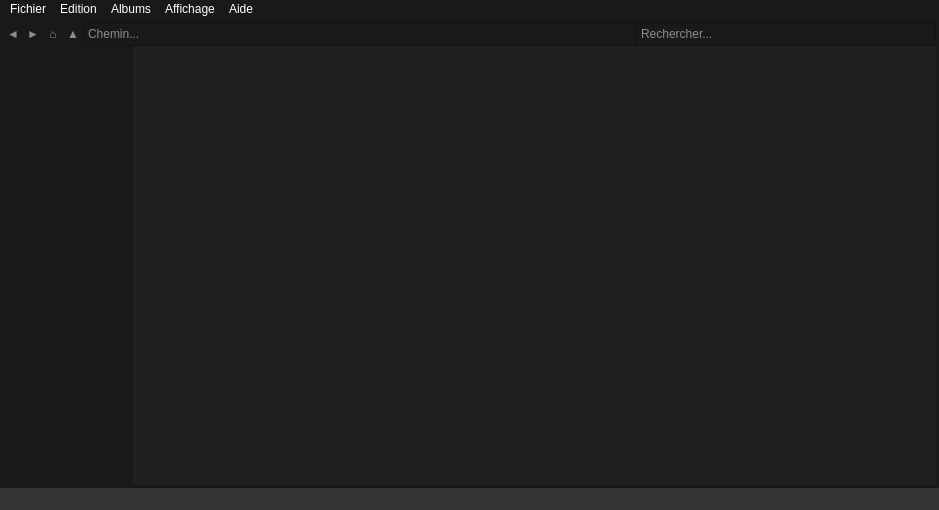
Old version of the form mainwindow.ui in the repository ForestierL/ihm.
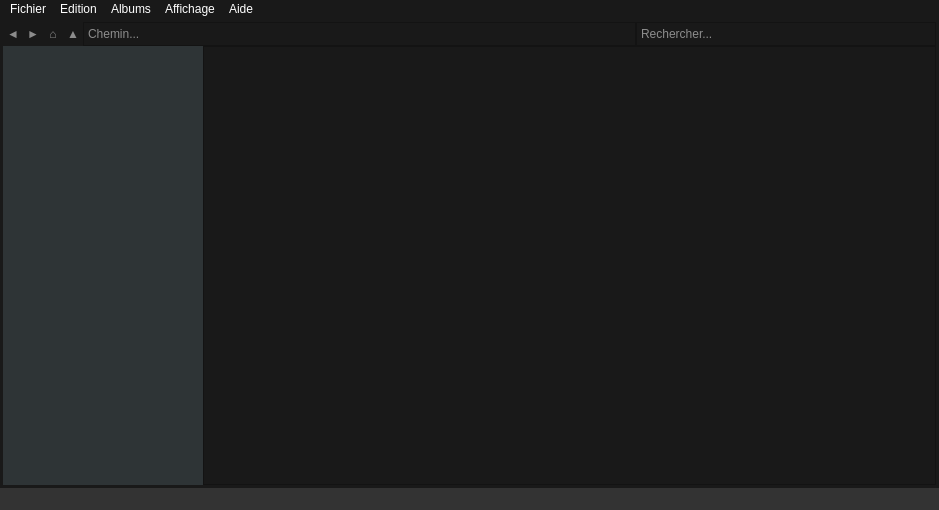
New version of the form.

What changed in the file:
```diff
--- a/mainwindow.ui
+++ b/mainwindow.ui
@@ -14,7 +14,8 @@
    <string>MainWindow</string>
   </property>
   <property name="styleSheet">
-   <string notr="true">background-color: rgb(25, 25, 25);</string>
+   <string notr="true">background-color: rgb(25, 25, 25);
+color: rgb(255,255,255);</string>
   </property>
   <widget class="QWidget" name="centralwidget">
    <property name="sizePolicy">
@@ -217,39 +218,18 @@
         </property>
         <property name="maximumSize">
          <size>
-          <width>130</width>
+          <width>200</width>
           <height>16777215</height>
          </size>
         </property>
         <property name="styleSheet">
-         <string notr="true">background-color: rgba(25, 25, 25, 25);
+         <string notr="true">background-color: rgb(46, 52, 54);
 border: none;</string>
         </property>
        </widget>
       </item>
       <item>
-       <widget class="QScrollArea" name="scrollArea">
-        <property name="autoFillBackground">
-         <bool>false</bool>
-        </property>
-        <property name="styleSheet">
-         <string notr="true">background-color: rgb(32, 32, 32);
-border: none;</string>
-        </property>
-        <property name="widgetResizable">
-         <bool>true</bool>
-        </property>
-        <widget class="QWidget" name="scrollAreaWidgetContents">
-         <property name="geometry">
-          <rect>
-           <x>0</x>
-           <y>0</y>
-           <width>795</width>
-           <height>432</height>
-          </rect>
-         </property>
-        </widget>
-       </widget>
+       <widget class="QListView" name="elementListView"/>
       </item>
      </layout>
     </item>
```
Left out of the diff: 2 changed lines with no effect on the pictures.
